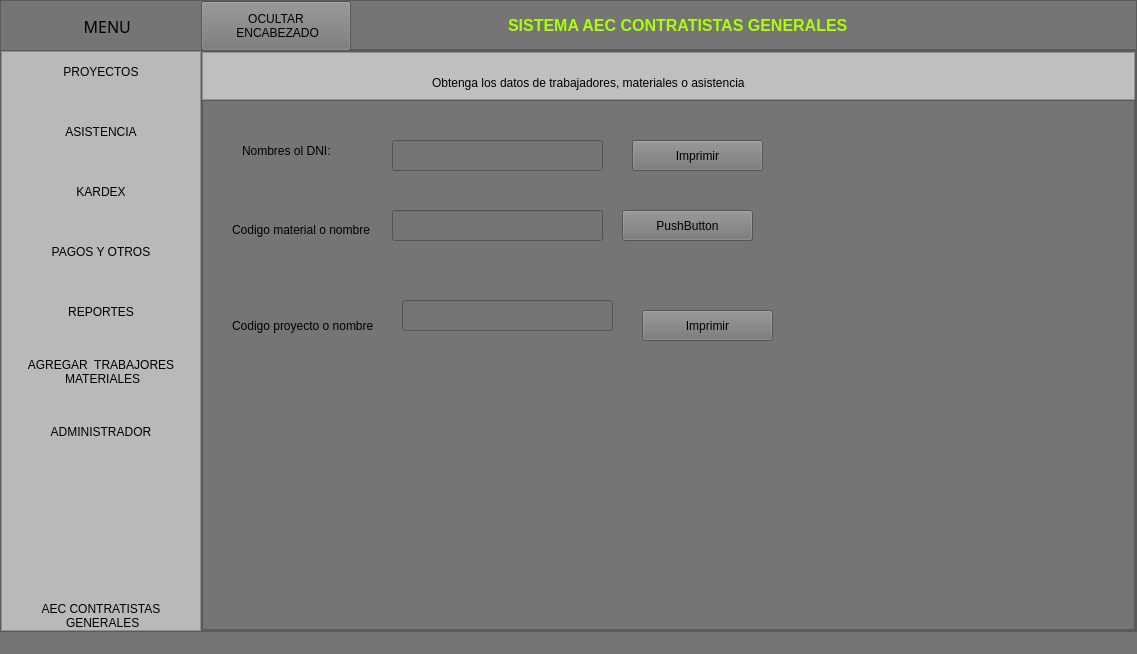
Romehe369/aec_contrastistas_g, file ui_files/menu.ui: the form before one commit.
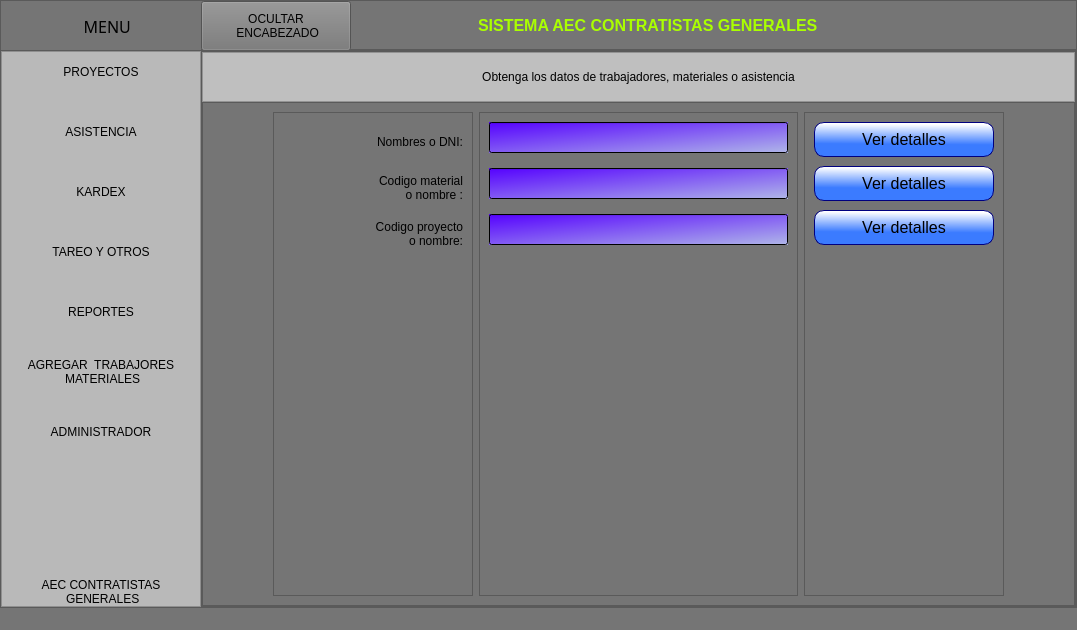
The form after the commit. The open tabs and pages were chosen to show the change. Icons and pictures are not drawn.

```diff
--- a/ui_files/menu.ui
+++ b/ui_files/menu.ui
@@ -6,8 +6,8 @@
    <rect>
     <x>0</x>
     <y>0</y>
-    <width>1137</width>
-    <height>654</height>
+    <width>1077</width>
+    <height>630</height>
    </rect>
   </property>
   <property name="minimumSize">
@@ -547,7 +547,7 @@
              <string notr="true"/>
             </property>
             <property name="text">
-             <string>PAGOS Y OTROS</string>
+             <string>TAREO Y OTROS</string>
             </property>
             <property name="iconSize">
              <size>
@@ -2721,7 +2721,7 @@
              <property name="styleSheet">
               <string notr="true">background-color: qlineargradient(spread:pad, x1:0, y1:0, x2:1, y2:1, stop:0 rgba(85, 0, 255, 255), stop:1 rgba(176, 183, 232, 255));</string>
              </property>
-             <layout class="QVBoxLayout" name="verticalLayout_8" stretch="1,11">
+             <layout class="QVBoxLayout" name="verticalLayout_8" stretch="1,0">
               <property name="spacing">
                <number>0</number>
               </property>
@@ -2739,6 +2739,18 @@
               </property>
               <item>
                <widget class="QFrame" name="frame_reportes">
+                <property name="minimumSize">
+                 <size>
+                  <width>0</width>
+                  <height>50</height>
+                 </size>
+                </property>
+                <property name="maximumSize">
+                 <size>
+                  <width>16777215</width>
+                  <height>50</height>
+                 </size>
+                </property>
                 <property name="styleSheet">
                  <string notr="true">QFrame{
 background-color: rgb(191, 191, 191);
@@ -2760,25 +2772,40 @@
                 <property name="frameShadow">
                  <enum>QFrame::Raised</enum>
                 </property>
-                <widget class="QLabel" name="label_9">
-                 <property name="geometry">
-                  <rect>
-                   <x>230</x>
-                   <y>15</y>
-                   <width>331</width>
-                   <height>31</height>
-                  </rect>
-                 </property>
-                 <property name="text">
-                  <string>Obtenga los datos de trabajadores, materiales o asistencia</string>
-                 </property>
-                </widget>
+                <layout class="QVBoxLayout" name="verticalLayout_26">
+                 <item>
+                  <widget class="QLabel" name="label_9">
+                   <property name="styleSheet">
+                    <string notr="true">font: 12pt &quot;MS Shell Dlg 2&quot;;</string>
+                   </property>
+                   <property name="text">
+                    <string>Obtenga los datos de trabajadores, materiales o asistencia</string>
+                   </property>
+                   <property name="alignment">
+                    <set>Qt::AlignCenter</set>
+                   </property>
+                  </widget>
+                 </item>
+                </layout>
                </widget>
               </item>
               <item>
                <widget class="QFrame" name="frame_12">
                 <property name="styleSheet">
-                 <string notr="true">background-color: rgb(117, 117, 117);</string>
+                 <string notr="true">QFrame{
+background-color: rgb(117, 117, 117);
+font: 12pt &quot;MS Shell Dlg 2&quot;;
+}
+
+QPushButton{
+border: 1px solid rgb(0, 0, 127);
+border-radius:10px;
+background-color: qlineargradient(spread:pad, x1:0.409318, y1:0.636, x2:0.432, y2:0.0454545, stop:0 rgba(59, 123, 255, 255), stop:1 rgba(255, 255, 255, 255));
+}
+
+QPushButton:hover{
+	background-color: rgb(170, 255, 255);
+}</string>
                 </property>
                 <property name="frameShape">
                  <enum>QFrame::StyledPanel</enum>
@@ -2786,114 +2813,256 @@
                 <property name="frameShadow">
                  <enum>QFrame::Raised</enum>
                 </property>
-                <widget class="QLabel" name="label_10">
-                 <property name="geometry">
-                  <rect>
-                   <x>30</x>
-                   <y>210</y>
-                   <width>141</width>
-                   <height>31</height>
-                  </rect>
+                <layout class="QHBoxLayout" name="horizontalLayout_13">
+                 <property name="leftMargin">
+                  <number>70</number>
                  </property>
-                 <property name="text">
-                  <string>Codigo proyecto o nombre:</string>
+                 <property name="rightMargin">
+                  <number>70</number>
                  </property>
-                </widget>
-                <widget class="QPushButton" name="pushButton_8">
-                 <property name="geometry">
-                  <rect>
-                   <x>440</x>
-                   <y>210</y>
-                   <width>131</width>
-                   <height>31</height>
-                  </rect>
-                 </property>
-                 <property name="text">
-                  <string>Imprimir</string>
-                 </property>
-                </widget>
-                <widget class="QPushButton" name="pushButton_10">
-                 <property name="geometry">
-                  <rect>
-                   <x>420</x>
-                   <y>110</y>
-                   <width>131</width>
-                   <height>31</height>
-                  </rect>
-                 </property>
-                 <property name="text">
-                  <string>PushButton</string>
-                 </property>
-                </widget>
-                <widget class="QLineEdit" name="lineEdit_3">
-                 <property name="geometry">
-                  <rect>
-                   <x>200</x>
-                   <y>200</y>
-                   <width>211</width>
-                   <height>31</height>
-                  </rect>
-                 </property>
-                </widget>
-                <widget class="QLineEdit" name="lineEdit_4">
-                 <property name="geometry">
-                  <rect>
-                   <x>190</x>
-                   <y>40</y>
-                   <width>211</width>
-                   <height>31</height>
-                  </rect>
-                 </property>
-                </widget>
-                <widget class="QPushButton" name="pushButton_11">
-                 <property name="geometry">
-                  <rect>
-                   <x>430</x>
-                   <y>40</y>
-                   <width>131</width>
-                   <height>31</height>
-                  </rect>
-                 </property>
-                 <property name="text">
-                  <string>Imprimir</string>
-                 </property>
-                </widget>
-                <widget class="QLineEdit" name="lineEdit_5">
-                 <property name="geometry">
-                  <rect>
-                   <x>190</x>
-                   <y>110</y>
-                   <width>211</width>
-                   <height>31</height>
-                  </rect>
-                 </property>
-                </widget>
-                <widget class="QLabel" name="label_11">
-                 <property name="geometry">
-                  <rect>
-                   <x>40</x>
-                   <y>40</y>
-                   <width>141</width>
-                   <height>21</height>
-                  </rect>
-                 </property>
-                 <property name="text">
-                  <string>Nombres ol DNI:</string>
-                 </property>
-                </widget>
-                <widget class="QLabel" name="label_12">
-                 <property name="geometry">
-                  <rect>
-                   <x>30</x>
-                   <y>120</y>
-                   <width>141</width>
-                   <height>20</height>
-                  </rect>
-                 </property>
-                 <property name="text">
-                  <string>Codigo material o nombre :</string>
-                 </property>
-                </widget>
+                 <item>
+                  <widget class="QFrame" name="frame_20">
+                   <property name="minimumSize">
+                    <size>
+                     <width>200</width>
+                     <height>0</height>
+                    </size>
+                   </property>
+                   <property name="frameShape">
+                    <enum>QFrame::StyledPanel</enum>
+                   </property>
+                   <property name="frameShadow">
+                    <enum>QFrame::Raised</enum>
+                   </property>
+                   <layout class="QVBoxLayout" name="verticalLayout_29">
+                    <item>
+                     <widget class="QLabel" name="label_11">
+                      <property name="minimumSize">
+                       <size>
+                        <width>0</width>
+                        <height>40</height>
+                       </size>
+                      </property>
+                      <property name="text">
+                       <string>Nombres o DNI:</string>
+                      </property>
+                      <property name="alignment">
+                       <set>Qt::AlignRight|Qt::AlignTrailing|Qt::AlignVCenter</set>
+                      </property>
+                     </widget>
+                    </item>
+                    <item>
+                     <widget class="QLabel" name="label_12">
+                      <property name="minimumSize">
+                       <size>
+                        <width>0</width>
+                        <height>40</height>
+                       </size>
+                      </property>
+                      <property name="text">
+                       <string>Codigo material 
+ o nombre :</string>
+                      </property>
+                      <property name="alignment">
+                       <set>Qt::AlignRight|Qt::AlignTrailing|Qt::AlignVCenter</set>
+                      </property>
+                     </widget>
+                    </item>
+                    <item>
+                     <widget class="QLabel" name="label_10">
+                      <property name="minimumSize">
+                       <size>
+                        <width>0</width>
+                        <height>40</height>
+                       </size>
+                      </property>
+                      <property name="text">
+                       <string>Codigo proyecto
+ o nombre:</string>
+                      </property>
+                      <property name="alignment">
+                       <set>Qt::AlignRight|Qt::AlignTrailing|Qt::AlignVCenter</set>
+                      </property>
+                     </widget>
+                    </item>
+                    <item>
+                     <spacer name="verticalSpacer_8">
+                      <property name="orientation">
+                       <enum>Qt::Vertical</enum>
+                      </property>
+                      <property name="sizeHint" stdset="0">
+                       <size>
+                        <width>20</width>
+                        <height>350</height>
+                       </size>
+                      </property>
+                     </spacer>
+                    </item>
+                   </layout>
+                  </widget>
+                 </item>
+                 <item>
+                  <widget class="QFrame" name="frame_21">
+                   <property name="frameShape">
+                    <enum>QFrame::StyledPanel</enum>
+                   </property>
+                   <property name="frameShadow">
+                    <enum>QFrame::Raised</enum>
+                   </property>
+                   <layout class="QVBoxLayout" name="verticalLayout_30">
+                    <property name="spacing">
+                     <number>15</number>
+                    </property>
+                    <item>
+                     <widget class="QLineEdit" name="lineEdit_4">
+                      <property name="minimumSize">
+                       <size>
+                        <width>0</width>
+                        <height>31</height>
+                       </size>
+                      </property>
+                      <property name="font">
+                       <font>
+                        <pointsize>12</pointsize>
+                       </font>
+                      </property>
+                     </widget>
+                    </item>
+                    <item>
+                     <widget class="QLineEdit" name="lineEdit_5">
+                      <property name="minimumSize">
+                       <size>
+                        <width>0</width>
+                        <height>31</height>
+                       </size>
+                      </property>
+                      <property name="font">
+                       <font>
+                        <pointsize>12</pointsize>
+                       </font>
+                      </property>
+                     </widget>
+                    </item>
+                    <item>
+                     <widget class="QLineEdit" name="lineEdit_3">
+                      <property name="minimumSize">
+                       <size>
+                        <width>0</width>
+                        <height>31</height>
+                       </size>
+                      </property>
+                      <property name="font">
+                       <font>
+                        <pointsize>12</pointsize>
+                       </font>
+                      </property>
+                     </widget>
+                    </item>
+                    <item>
+                     <spacer name="verticalSpacer_9">
+                      <property name="orientation">
+                       <enum>Qt::Vertical</enum>
+                      </property>
+                      <property name="sizeHint" stdset="0">
+                       <size>
+                        <width>20</width>
+                        <height>370</height>
+                       </size>
+                      </property>
+                     </spacer>
+                    </item>
+                   </layout>
+                  </widget>
+                 </item>
+                 <item>
+                  <widget class="QFrame" name="frame_22">
+                   <property name="minimumSize">
+                    <size>
+                     <width>200</width>
+                     <height>0</height>
+                    </size>
+                   </property>
+                   <property name="frameShape">
+                    <enum>QFrame::StyledPanel</enum>
+                   </property>
+                   <property name="frameShadow">
+                    <enum>QFrame::Raised</enum>
+                   </property>
+                   <layout class="QVBoxLayout" name="verticalLayout_28">
+                    <property name="spacing">
+                     <number>9</number>
+                    </property>
+                    <item>
+                     <widget class="QPushButton" name="pushButton_11">
+                      <property name="minimumSize">
+                       <size>
+                        <width>0</width>
+                        <height>35</height>
+                       </size>
+                      </property>
+                      <property name="font">
+                       <font>
+                        <pointsize>12</pointsize>
+                       </font>
+                      </property>
+                      <property name="text">
+                       <string>Ver detalles</string>
+                      </property>
+                     </widget>
+                    </item>
+                    <item>
+                     <widget class="QPushButton" name="pushButton_10">
+                      <property name="minimumSize">
+                       <size>
+                        <width>0</width>
+                        <height>35</height>
+                       </size>
+                      </property>
+                      <property name="font">
+                       <font>
+                        <pointsize>12</pointsize>
+                       </font>
+                      </property>
+                      <property name="text">
+                       <string>Ver detalles</string>
+                      </property>
+                     </widget>
+                    </item>
+                    <item>
+                     <widget class="QPushButton" name="pushButton_8">
+                      <property name="minimumSize">
+                       <size>
+                        <width>0</width>
+                        <height>35</height>
+                       </size>
+                      </property>
+                      <property name="font">
+                       <font>
+                        <pointsize>12</pointsize>
+                       </font>
+                      </property>
+                      <property name="text">
+                       <string>Ver detalles</string>
+                      </property>
+                     </widget>
+                    </item>
+                    <item>
+                     <spacer name="verticalSpacer_10">
+                      <property name="orientation">
+                       <enum>Qt::Vertical</enum>
+                      </property>
+                      <property name="sizeHint" stdset="0">
+                       <size>
+                        <width>20</width>
+                        <height>382</height>
+                       </size>
+                      </property>
+                     </spacer>
+                    </item>
+                   </layout>
+                  </widget>
+                 </item>
+                </layout>
                </widget>
               </item>
              </layout>
```
Left out of the diff: 169 changed lines with no effect on the pictures.
